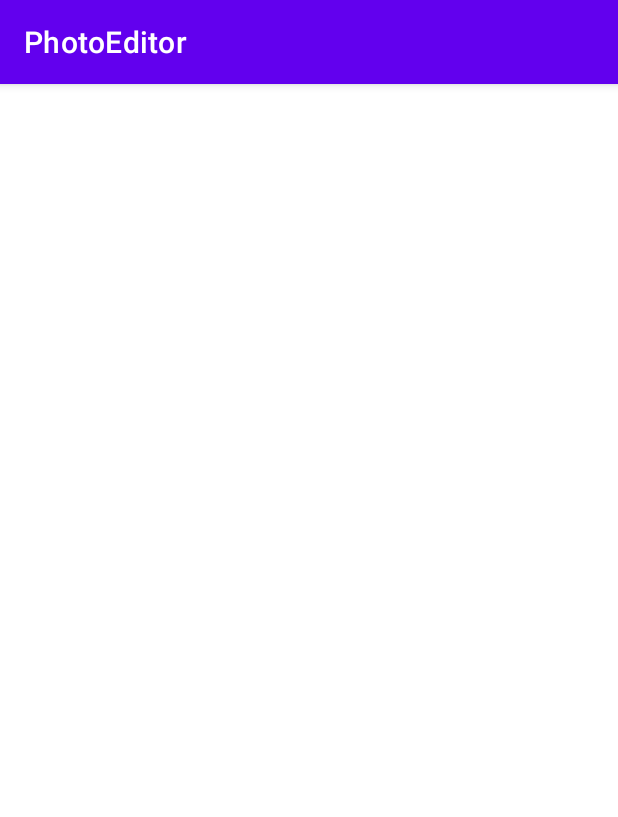
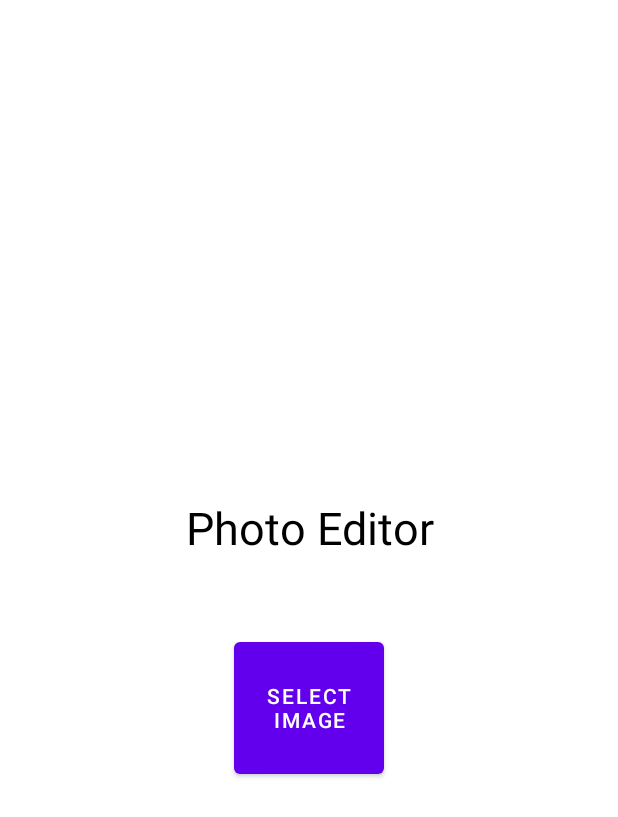
Before and after one commit to SanskarPoudel/PhotoEditor-App----Android, an Android app: the screen it shows after launch (MainActivity), on a phone screen of 412 x 824 dp. Shown: the top 817 px of the screen. Run offline under Robolectric (Android 15) with nearby library versions, the phone set to English and light mode, and no system bars.

```diff
--- a/app/src/main/java/com/example/photoeditor/MainActivity.java
+++ b/app/src/main/java/com/example/photoeditor/MainActivity.java
@@ -2,7 +2,10 @@ package com.example.photoeditor;
 
 import androidx.appcompat.app.AppCompatActivity;
 
+import android.content.pm.PackageManager;
 import android.os.Bundle;
+import android.view.View;
+import android.widget.Button;
 
 public class MainActivity extends AppCompatActivity {
 
@@ -10,5 +13,32 @@ public class MainActivity extends AppCompatActivity {
     protected void onCreate(Bundle savedInstanceState) {
         super.onCreate(savedInstanceState);
         setContentView(R.layout.activity_main);
+
+        if(!MainActivity.this.getPackageManager().hasSystemFeature(PackageManager.FEATURE_CAMERA)){
+            findViewById(R.id.takePhotoButton).setVisibility(View.GONE);
+        }
+
+    }
+    @Override
+    protected  void  onResume(){
+        super.onResume();
+    }
+
+    private void init(){
+        final Button selectImageButton  = findViewById(R.id.selectImageButton);
+        selectImageButton.setOnClickListener(new View.OnClickListener() {
+            @Override
+            public void onClick(View view) {
+
+            }
+        });
+
+        final Button takePhotoButton = findViewById(R.id.takePhotoButton);
+        takePhotoButton.setOnClickListener(new View.OnClickListener() {
+            @Override
+            public void onClick(View view) {
+
+            }
+        });
     }
 }
--- /dev/null
+++ b/app/src/main/res/layout/activity_main.xml
@@ -0,0 +1,39 @@
+<?xml version="1.0" encoding="utf-8"?>
+<LinearLayout xmlns:android="http://schemas.android.com/apk/res/android"
+    android:orientation="vertical"
+    android:layout_width="match_parent"
+    android:layout_height="match_parent">
+
+    <LinearLayout
+        android:id="@+id/welcomeScreen"
+        android:layout_width="match_parent"
+        android:layout_height="match_parent"
+        android:gravity="center"
+        android:orientation="vertical">
+
+        <TextView
+            android:layout_marginBottom="20dp"
+            android:layout_width="match_parent"
+            android:layout_height="100dp"
+            android:gravity="center"
+            android:text="Photo Editor"
+            android:textColor="@color/black"
+            android:textSize="30sp"
+            />
+        <Button
+            android:id="@+id/selectImageButton"
+            android:layout_width="100dp"
+            android:layout_height="100dp"
+            android:text="Select Image"
+            />
+
+        <Button
+            android:id="@+id/takePhotoButton"
+            android:layout_width="100dp"
+            android:layout_height="100dp"
+            android:text="Take Photo"
+            />
+
+    </LinearLayout>
+
+</LinearLayout>
--- a/app/src/main/res/values/themes.xml
+++ b/app/src/main/res/values/themes.xml
@@ -12,5 +12,7 @@
         <!-- Status bar color. -->
         <item name="android:statusBarColor">?attr/colorPrimaryVariant</item>
         <!-- Customize your theme here. -->
+        <item name="windowNoTitle">true</item>
+        <item name="android:windowFullscreen">true</item>
     </style>
 </resources>
```
